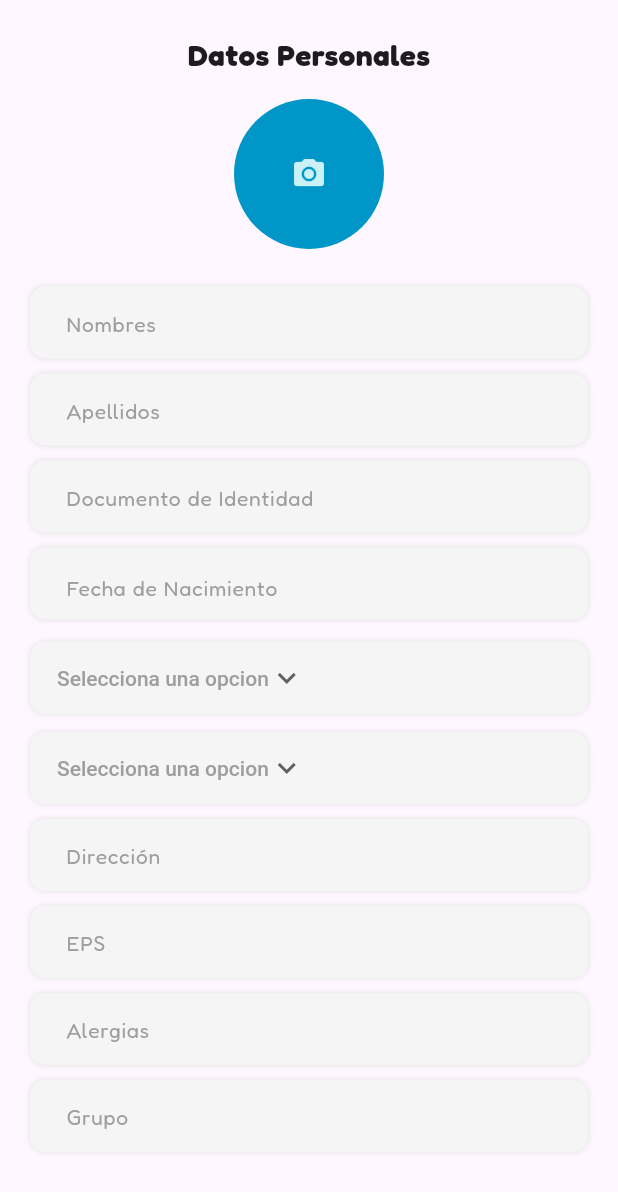
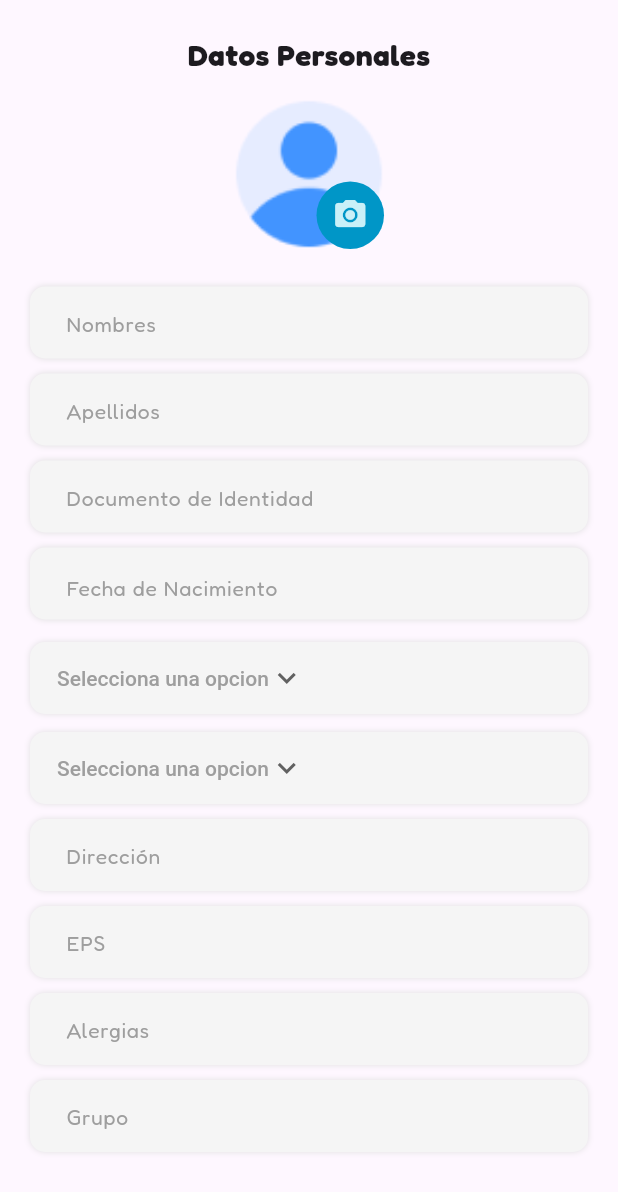
Before and after one commit to Br4y4n-Pro/VitalMoveCBI, a Flutter app: the RegistroUsuario screen opened by its route, on a phone screen of 412 x 824 dp. Shown: the top 1192 px of the screen. Run offline on Flutter 3.47's test engine with Material 3 defaults, Android fonts, the phone set to English and light mode, and no system bars; drawn by our look-alikes of date_field; our stand-ins replace dio, fl_chart, flutter_svg, google_fonts, image_picker; missing offline and left inert: unique_simple_bar_chart.

Commit message:
Brayan Cañas: Registro de Usuario Full Movil

```diff
--- a/lib/pages/Evaluador/RegistroUsuario.dart
+++ b/lib/pages/Evaluador/RegistroUsuario.dart
@@ -113,8 +113,8 @@ class _RegistroUsuarioState extends State<RegistroUsuario> {
                             ),
                           ),
                           Container(
-                            height: 100,
-                            width: 100,
+                            height: 45,
+                            width: 45,
                             decoration: const BoxDecoration(
                                 borderRadius:
                                     BorderRadius.all(Radius.circular(100)),
```
Also changed, not shown: lib/pages/Evaluador/actiSema.dart (+13 -8 lines), lib/provider/registro/ProviderRegistro.dart (+9 -0 lines), pubspec.yaml (+3 -7 lines), pubspec.lock.
